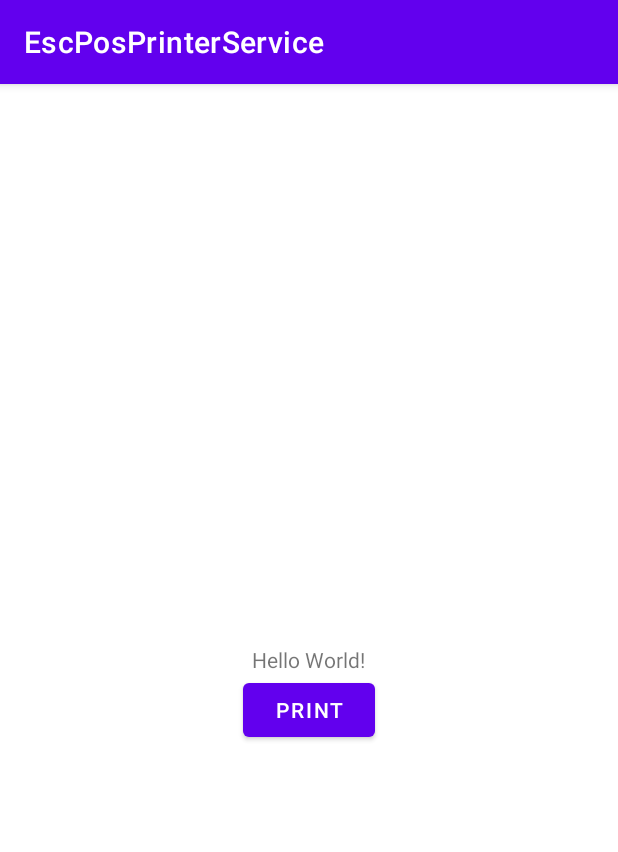
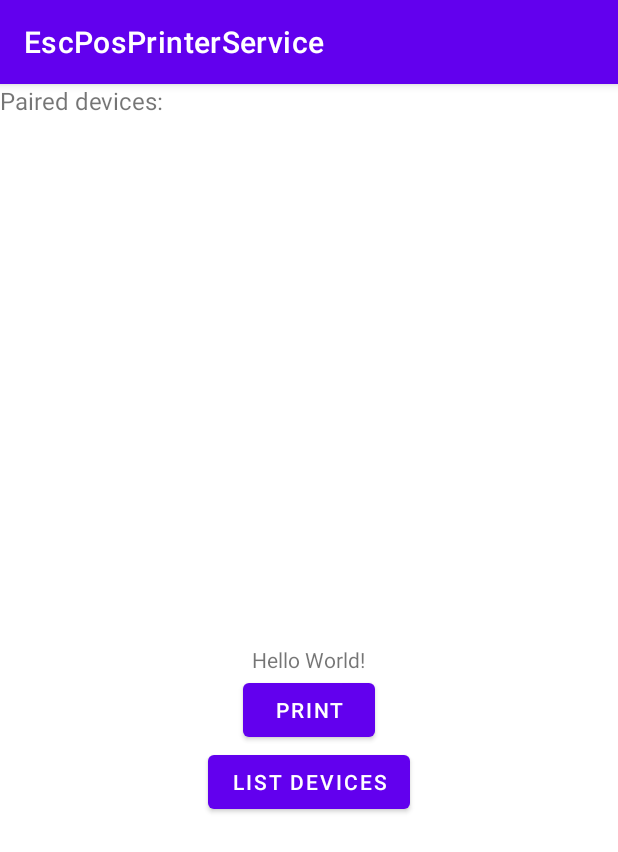
Before and after one commit to tarairajendra/PrinterService, an Android app: the screen it shows after launch (MainActivity), on a phone screen of 412 x 824 dp. Shown: the top 852 px of the screen. Run offline under Robolectric (Android 15) with nearby library versions, the phone set to English and light mode, and no system bars.

Commit message:
add paired device list

```diff
--- a/app/src/main/java/com/example/escposprinterservice/MainActivity.java
+++ b/app/src/main/java/com/example/escposprinterservice/MainActivity.java
@@ -2,13 +2,25 @@ package com.example.escposprinterservice;
 
 import androidx.appcompat.app.AppCompatActivity;
 
+import android.bluetooth.BluetoothAdapter;
+import android.bluetooth.BluetoothDevice;
+import android.content.Intent;
 import android.os.Bundle;
 import android.view.View;
+import android.widget.ArrayAdapter;
 import android.widget.Button;
+import android.widget.ListView;
+import android.widget.Toast;
+
+import java.util.ArrayList;
+import java.util.Set;
 
 public class MainActivity extends AppCompatActivity {
 
     Button printButton;
+    private BluetoothAdapter BA;
+    private Set<BluetoothDevice> pairedDevices;
+    ListView lv;
 
     @Override
     protected void onCreate(Bundle savedInstanceState) {
@@ -16,6 +28,10 @@ public class MainActivity extends AppCompatActivity {
         setContentView(R.layout.activity_main);
 
         printButton = findViewById(R.id.printButton);
+
+        BA = BluetoothAdapter.getDefaultAdapter();
+        lv = (ListView)findViewById(R.id.listView);
+
         printButton.setOnClickListener(new View.OnClickListener() {
             @Override
             public void onClick(View view) {
@@ -23,4 +39,17 @@ public class MainActivity extends AppCompatActivity {
             }
         });
     }
+
+    public void list(View v){
+        pairedDevices = BA.getBondedDevices();
+
+        ArrayList list = new ArrayList();
+
+        for(BluetoothDevice bt : pairedDevices) list.add(bt.getName());
+        Toast.makeText(getApplicationContext(), "Showing Paired Devices",Toast.LENGTH_SHORT).show();
+
+        final ArrayAdapter adapter = new  ArrayAdapter(this,android.R.layout.simple_list_item_1, list);
+
+        lv.setAdapter(adapter);
+    }
 }
--- a/app/src/main/res/layout/activity_main.xml
+++ b/app/src/main/res/layout/activity_main.xml
@@ -21,4 +21,25 @@
         android:layout_centerHorizontal="true"
         android:id="@+id/printButton"/>
 
+    <Button
+        android:layout_width="wrap_content"
+        android:layout_height="wrap_content"
+        android:text="List devices"
+        android:onClick="list"
+        android:id="@+id/listDevices"
+        android:layout_below="@+id/printButton"
+        android:layout_centerHorizontal="true"/>
+
+    <TextView
+        android:layout_width="wrap_content"
+        android:layout_height="wrap_content"
+        android:text="Paired devices:"
+        android:textSize="16dp"
+        android:id="@+id/pairedDevices"/>
+    <ListView
+        android:layout_width="wrap_content"
+        android:layout_height="wrap_content"
+        android:id="@+id/listView"
+        android:layout_below="@+id/pairedDevices"/>
+
 </RelativeLayout>
```
